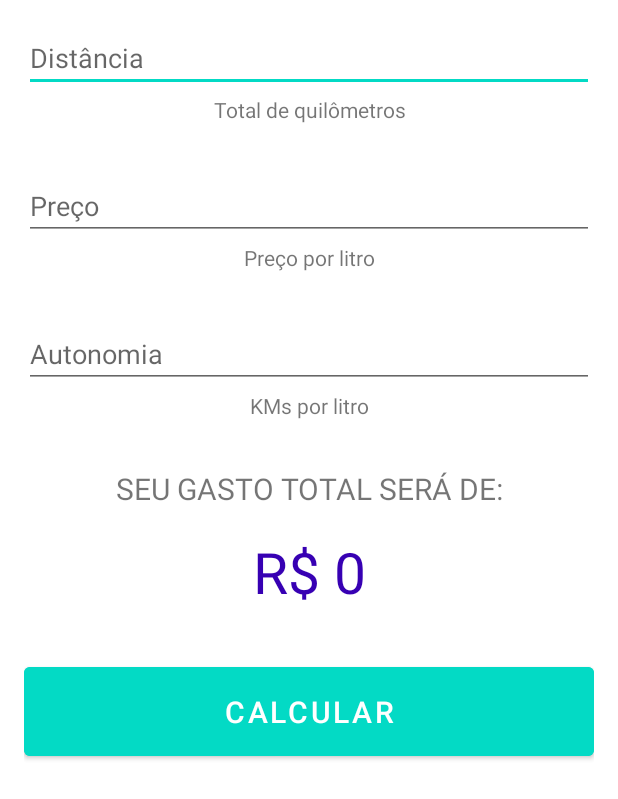
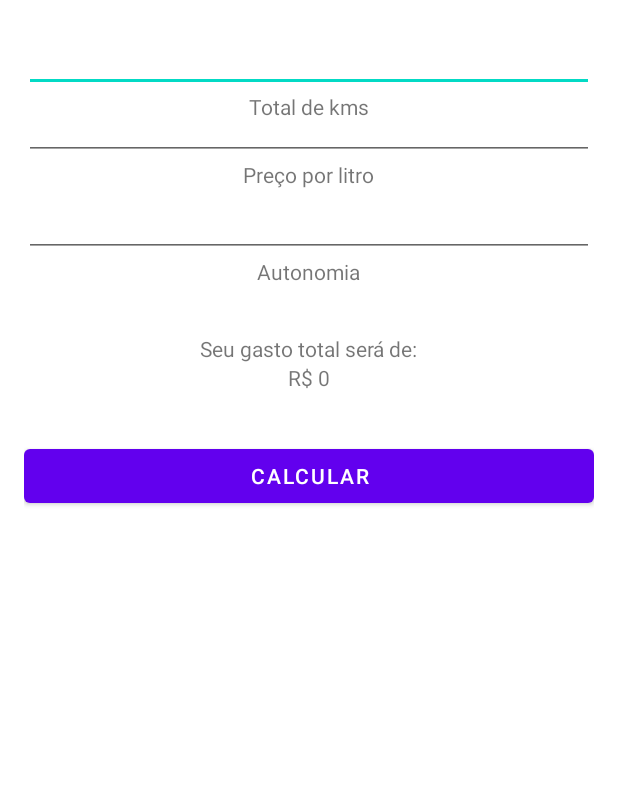
Before and after one commit to walisson-martins/gastos-viagem-kotlin, an Android app: the layout activity_main.xml on its own in the app's theme, with its tools: preview values and no code run, on a phone screen of 412 x 824 dp. Shown: the top 799 px of the screen. Run offline under Robolectric (Android 15) with nearby library versions, the phone set to English and light mode, and no system bars.

Commit message:
feat: relativeLayout

```diff
--- a/app/src/main/res/layout/activity_main.xml
+++ b/app/src/main/res/layout/activity_main.xml
@@ -1,84 +1,77 @@
 <?xml version="1.0" encoding="utf-8"?>
-<LinearLayout xmlns:android="http://schemas.android.com/apk/res/android"
+<RelativeLayout xmlns:android="http://schemas.android.com/apk/res/android"
+    xmlns:app="http://schemas.android.com/apk/res-auto"
     xmlns:tools="http://schemas.android.com/tools"
     android:layout_width="match_parent"
     android:layout_height="match_parent"
-    android:orientation="vertical"
     android:padding="16dp"
     tools:context=".MainActivity">
 
     <EditText
         android:id="@+id/edit_distance"
         android:layout_width="match_parent"
-        android:layout_height="wrap_content"
-        android:hint="@string/distance"
-        android:inputType="number" />
+        android:layout_height="wrap_content" />
 
     <TextView
-        android:layout_width="match_parent"
+        android:id="@+id/text_distance"
+        android:layout_width="wrap_content"
         android:layout_height="wrap_content"
-        android:layout_marginTop="2dp"
-        android:gravity="center"
-        android:text="@string/total_km" />
+        android:layout_below="@id/edit_distance"
+        android:layout_centerHorizontal="true"
+        android:text="Total de kms" />
 
     <EditText
         android:id="@+id/edit_price"
         android:layout_width="match_parent"
         android:layout_height="wrap_content"
-        android:layout_marginTop="32dp"
-        android:hint="@string/price"
-        android:inputType="numberDecimal" />
+        android:layout_below="@id/edit_distance" />
 
     <TextView
-        android:layout_width="match_parent"
+        android:id="@+id/text_price"
+        android:layout_width="wrap_content"
         android:layout_height="wrap_content"
-        android:layout_marginTop="2dp"
-        android:gravity="center"
-        android:text="@string/price_per_liter" />
+        android:layout_below="@id/edit_price"
+        android:layout_centerHorizontal="true"
+        android:text="Preço por litro" />
 
     <EditText
         android:id="@+id/edit_autonomy"
         android:layout_width="match_parent"
         android:layout_height="wrap_content"
-        android:layout_marginTop="32dp"
-        android:hint="@string/autonomy"
-        android:inputType="numberDecimal" />
+        android:layout_below="@id/text_price" />
 
     <TextView
-        android:layout_width="match_parent"
+        android:id="@+id/text_autonomy"
+        android:layout_width="wrap_content"
         android:layout_height="wrap_content"
-        android:layout_marginTop="2dp"
-        android:gravity="center"
-        android:text="@string/kms_per_liter" />
+        android:layout_below="@id/edit_autonomy"
+        android:layout_centerHorizontal="true"
+        android:text="Autonomia" />
 
     <TextView
-        android:layout_width="match_parent"
+        android:id="@+id/text_total_spend"
+        android:layout_width="wrap_content"
         android:layout_height="wrap_content"
+        android:layout_below="@id/text_autonomy"
+        android:layout_centerHorizontal="true"
         android:layout_marginTop="32dp"
-        android:gravity="center"
-        android:text="@string/total_spend"
-        android:textAllCaps="true"
-        android:textSize="20sp" />
+        android:text="Seu gasto total será de:" />
 
     <TextView
         android:id="@+id/text_total_value"
-        android:layout_width="match_parent"
+        android:layout_width="wrap_content"
         android:layout_height="wrap_content"
-        android:layout_marginTop="16dp"
-        android:gravity="center"
-        android:text="@string/total_value"
-        android:textAllCaps="true"
-        android:textColor="@color/purple_700"
-        android:textSize="38sp" />
+        android:layout_below="@id/text_total_spend"
+        android:layout_centerHorizontal="true"
+        android:text="R$ 0" />
 
     <Button
         android:id="@+id/button_calculate"
         android:layout_width="match_parent"
         android:layout_height="wrap_content"
+        android:layout_below="@id/text_total_value"
         android:layout_marginTop="32dp"
-        android:backgroundTint="@color/teal_200"
-        android:padding="16dp"
-        android:text="@string/calculate"
-        android:textSize="20sp" />
+        android:text="Calcular" />
 
-</LinearLayout>
+
+</RelativeLayout>
```
